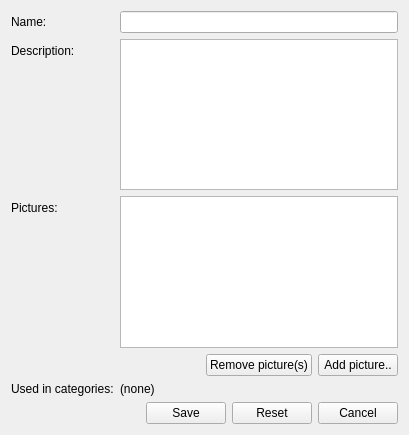
This is client/uiforms/feature_edit.ui in Wolframe/configurator as Qt 5 draws it before an edit. The edited form follows.
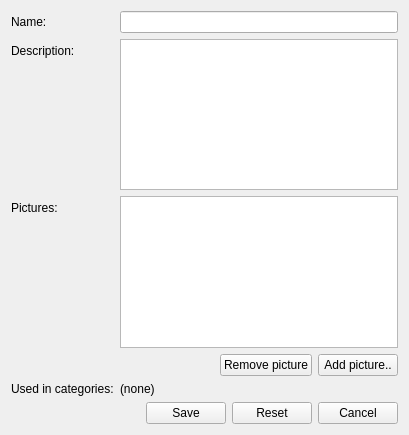
This is the edited form. Icons and pictures are not drawn.

Patch:
```diff
--- a/client/uiforms/feature_edit.ui
+++ b/client/uiforms/feature_edit.ui
@@ -116,7 +116,7 @@
      <item>
       <widget class="QPushButton" name="exclude_pictures">
        <property name="text">
-        <string>Remove picture(s)</string>
+        <string>Remove picture</string>
        </property>
        <property name="datasignal:clicked" stdset="0">
         <string>exclude_picture@main.pictures</string>
```
Left out of the diff: 9 changed lines with no effect on the pictures.
